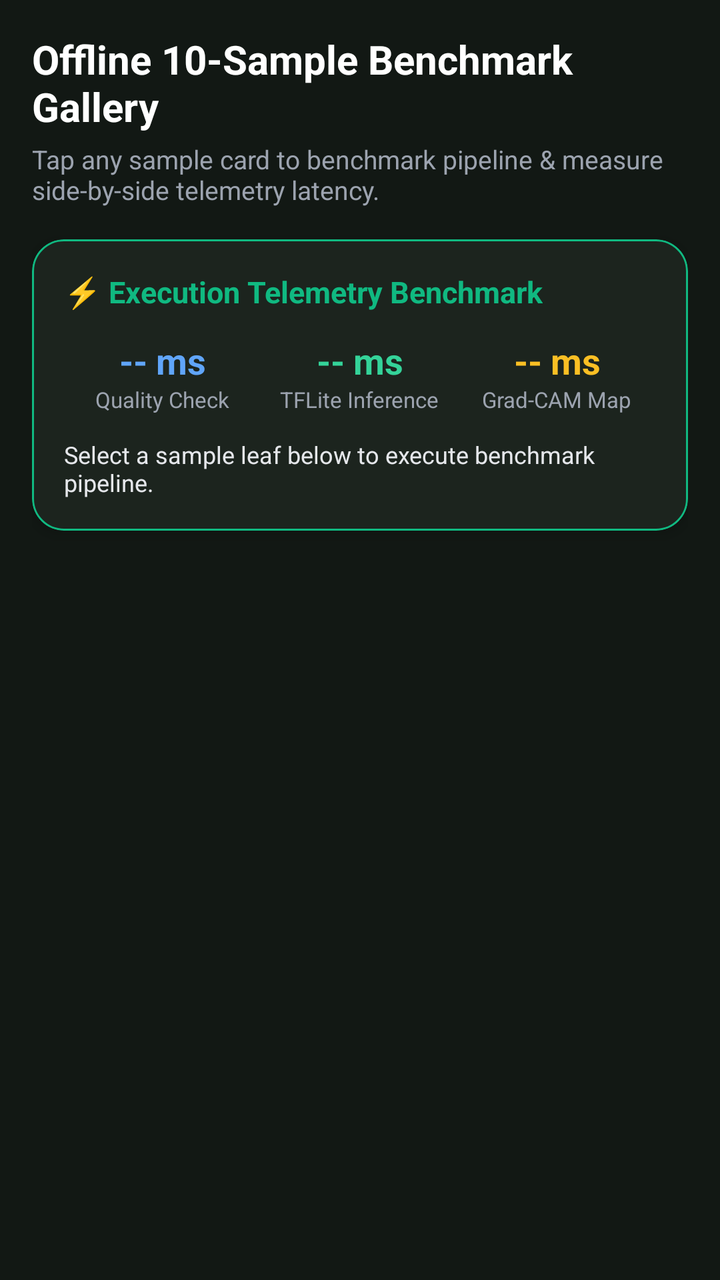
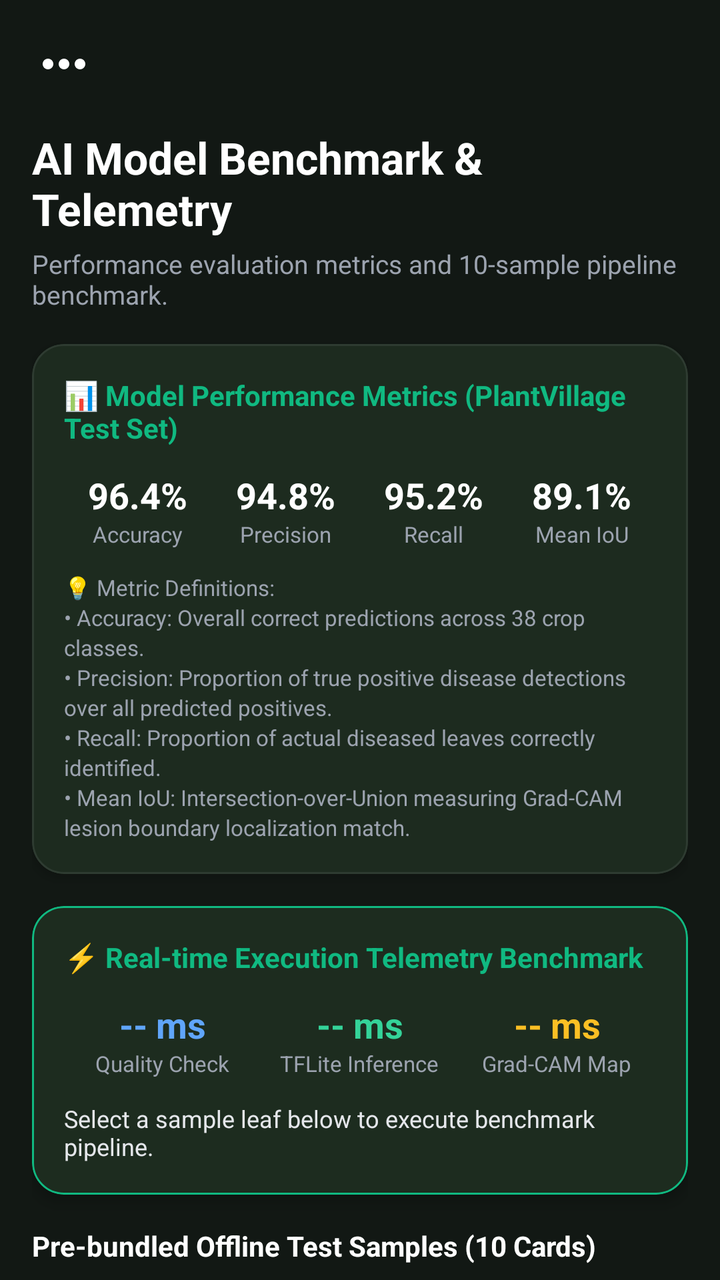

Compare the two renders of this Android layout. The source of the first and the diff that turns it into the second are given below.
<!-- AndroidManifest.xml: application theme Theme.SmartAgriculture -->
<!-- res/layout/fragment_benchmark_gallery.xml -->
<?xml version="1.0" encoding="utf-8"?>
<LinearLayout xmlns:android="http://schemas.android.com/apk/res/android"
    xmlns:app="http://schemas.android.com/apk/res-auto"
    android:layout_width="match_parent"
    android:layout_height="match_parent"
    android:orientation="vertical"
    android:background="#121814"
    android:padding="16dp">

    <TextView
        android:id="@+id/tvTitle"
        android:layout_width="wrap_content"
        android:layout_height="wrap_content"
        android:text="Offline 10-Sample Benchmark Gallery"
        android:textSize="20sp"
        android:textStyle="bold"
        android:textColor="#FFFFFF"
        android:layout_marginBottom="4dp" />

    <TextView
        android:id="@+id/tvSubtitle"
        android:layout_width="wrap_content"
        android:layout_height="wrap_content"
        android:text="Tap any sample card to benchmark pipeline &amp; measure side-by-side telemetry latency."
        android:textSize="13sp"
        android:textColor="#9CA3AF"
        android:layout_marginBottom="16dp" />

    
    <com.google.android.material.card.MaterialCardView
        android:id="@+id/cardTelemetry"
        android:layout_width="match_parent"
        android:layout_height="wrap_content"
        app:cardCornerRadius="16dp"
        app:cardElevation="4dp"
        app:cardBackgroundColor="#1C241E"
        app:strokeColor="#10B981"
        app:strokeWidth="1dp"
        android:layout_marginBottom="16dp">

        <LinearLayout
            android:layout_width="match_parent"
            android:layout_height="wrap_content"
            android:orientation="vertical"
            android:padding="16dp">

            <TextView
                android:layout_width="wrap_content"
                android:layout_height="wrap_content"
                android:text="⚡ Execution Telemetry Benchmark"
                android:textSize="15sp"
                android:textStyle="bold"
                android:textColor="#10B981"
                android:layout_marginBottom="12dp" />

            <LinearLayout
                android:layout_width="match_parent"
                android:layout_height="wrap_content"
                android:orientation="horizontal"
                android:baselineAligned="false">

                
                <LinearLayout
                    android:layout_width="0dp"
                    android:layout_height="wrap_content"
                    android:layout_weight="1"
                    android:orientation="vertical"
                    android:gravity="center">

                    <TextView
                        android:id="@+id/tvQualityLatency"
                        android:layout_width="wrap_content"
                        android:layout_height="wrap_content"
                        android:text="-- ms"
                        android:textSize="18sp"
                        android:textStyle="bold"
                        android:textColor="#60A5FA" />

                    <TextView
                        android:layout_width="wrap_content"
                        android:layout_height="wrap_content"
                        android:text="Quality Check"
                        android:textSize="11sp"
                        android:textColor="#9CA3AF" />
                </LinearLayout>

                
                <LinearLayout
                    android:layout_width="0dp"
                    android:layout_height="wrap_content"
                    android:layout_weight="1"
                    android:orientation="vertical"
                    android:gravity="center">

                    <TextView
                        android:id="@+id/tvInferenceLatency"
                        android:layout_width="wrap_content"
                        android:layout_height="wrap_content"
                        android:text="-- ms"
                        android:textSize="18sp"
                        android:textStyle="bold"
                        android:textColor="#34D399" />

                    <TextView
                        android:layout_width="wrap_content"
                        android:layout_height="wrap_content"
                        android:text="TFLite Inference"
                        android:textSize="11sp"
                        android:textColor="#9CA3AF" />
                </LinearLayout>

                
                <LinearLayout
                    android:layout_width="0dp"
                    android:layout_height="wrap_content"
                    android:layout_weight="1"
                    android:orientation="vertical"
                    android:gravity="center">

                    <TextView
                        android:id="@+id/tvGradCamLatency"
                        android:layout_width="wrap_content"
                        android:layout_height="wrap_content"
                        android:text="-- ms"
                        android:textSize="18sp"
                        android:textStyle="bold"
                        android:textColor="#FBBF24" />

                    <TextView
                        android:layout_width="wrap_content"
                        android:layout_height="wrap_content"
                        android:text="Grad-CAM Map"
                        android:textSize="11sp"
                        android:textColor="#9CA3AF" />
                </LinearLayout>
            </LinearLayout>

            <TextView
                android:id="@+id/tvTelemetryDetails"
                android:layout_width="match_parent"
                android:layout_height="wrap_content"
                android:text="Select a sample leaf below to execute benchmark pipeline."
                android:textSize="12sp"
                android:textColor="#E5E7EB"
                android:layout_marginTop="12dp" />
        </LinearLayout>
    </com.google.android.material.card.MaterialCardView>

    
    <androidx.recyclerview.widget.RecyclerView
        android:id="@+id/rvBenchmarkSamples"
        android:layout_width="match_parent"
        android:layout_height="0dp"
        android:layout_weight="1"
        app:layoutManager="androidx.recyclerview.widget.LinearLayoutManager" />

</LinearLayout>
<!-- resources referenced by this layout -->
<resources>
  <style name="Theme.SmartAgriculture" parent="Base.Theme.SmartAgriculture" />
  <style name="Base.Theme.SmartAgriculture" parent="Theme.Material3.DayNight.NoActionBar">
          
          <item name="colorPrimary">@color/colorPrimary</item>
          <item name="colorPrimaryVariant">@color/colorPrimaryVariant</item>
          <item name="colorOnPrimary">@color/colorOnPrimary</item>
          
          
          <item name="colorSecondary">@color/colorSecondary</item>
          <item name="colorSecondaryVariant">@color/colorSecondaryVariant</item>
          <item name="colorOnSecondary">@color/colorOnSecondary</item>
          
          
          <item name="android:colorBackground">@color/colorBackground</item>
          <item name="colorSurface">@color/colorSurface</item>
          
          
          <item name="fontFamily">sans-serif</item>
      </style>
  <color name="colorPrimary">#2E7D32</color>
  <color name="colorPrimaryVariant">#1B5E20</color>
  <color name="colorOnPrimary">#FFFFFF</color>
  <color name="colorSecondary">#81C784</color>
  <color name="colorSecondaryVariant">#66BB6A</color>
  <color name="colorOnSecondary">#000000</color>
  <color name="colorBackground">#F5F5F5</color>
  <color name="colorSurface">#FFFFFF</color>
</resources>

<!-- the commit's change to res/layout/fragment_benchmark_gallery.xml (unified diff, before → after) -->
@@ -1,157 +1,316 @@
 <?xml version="1.0" encoding="utf-8"?>
-<LinearLayout xmlns:android="http://schemas.android.com/apk/res/android"
+<androidx.core.widget.NestedScrollView xmlns:android="http://schemas.android.com/apk/res/android"
     xmlns:app="http://schemas.android.com/apk/res-auto"
     android:layout_width="match_parent"
     android:layout_height="match_parent"
-    android:orientation="vertical"
-    android:background="#121814"
-    android:padding="16dp">
-
-    <TextView
-        android:id="@+id/tvTitle"
-        android:layout_width="wrap_content"
-        android:layout_height="wrap_content"
-        android:text="Offline 10-Sample Benchmark Gallery"
-        android:textSize="20sp"
-        android:textStyle="bold"
-        android:textColor="#FFFFFF"
-        android:layout_marginBottom="4dp" />
-
-    <TextView
-        android:id="@+id/tvSubtitle"
-        android:layout_width="wrap_content"
-        android:layout_height="wrap_content"
-        android:text="Tap any sample card to benchmark pipeline &amp; measure side-by-side telemetry latency."
-        android:textSize="13sp"
-        android:textColor="#9CA3AF"
-        android:layout_marginBottom="16dp" />
-
-    
-    <com.google.android.material.card.MaterialCardView
-        android:id="@+id/cardTelemetry"
+    android:fillViewport="true"
+    android:background="#121814">
+
+    <LinearLayout
         android:layout_width="match_parent"
         android:layout_height="wrap_content"
-        app:cardCornerRadius="16dp"
-        app:cardElevation="4dp"
-        app:cardBackgroundColor="#1C241E"
-        app:strokeColor="#10B981"
-        app:strokeWidth="1dp"
-        android:layout_marginBottom="16dp">
-
-        <LinearLayout
+        android:orientation="vertical"
+        android:padding="16dp"
+        android:paddingBottom="40dp">
+
+        <ImageView
+            android:id="@+id/btnBack"
+            android:layout_width="32dp"
+            android:layout_height="32dp"
+            android:src="@drawable/ic_more"
+            app:tint="#FFFFFF"
+            android:layout_marginBottom="16dp" />
+
+        <TextView
+            android:id="@+id/tvTitle"
+            android:layout_width="wrap_content"
+            android:layout_height="wrap_content"
+            android:text="AI Model Benchmark &amp; Telemetry"
+            android:textSize="22sp"
+            android:textStyle="bold"
+            android:textColor="#FFFFFF"
+            android:layout_marginBottom="4dp" />
+
+        <TextView
+            android:id="@+id/tvSubtitle"
+            android:layout_width="wrap_content"
+            android:layout_height="wrap_content"
+            android:text="Performance evaluation metrics and 10-sample pipeline benchmark."
+            android:textSize="13sp"
+            android:textColor="#9CA3AF"
+            android:layout_marginBottom="16dp" />
+
+        
+        <com.google.android.material.card.MaterialCardView
             android:layout_width="match_parent"
             android:layout_height="wrap_content"
-            android:orientation="vertical"
-            android:padding="16dp">
-
-            <TextView
-                android:layout_width="wrap_content"
-                android:layout_height="wrap_content"
-                android:text="⚡ Execution Telemetry Benchmark"
-                android:textSize="15sp"
-                android:textStyle="bold"
-                android:textColor="#10B981"
-                android:layout_marginBottom="12dp" />
+            app:cardCornerRadius="16dp"
+            app:cardElevation="3dp"
+            app:cardBackgroundColor="#1C241E"
+            app:strokeColor="#2E3B31"
+            app:strokeWidth="1dp"
+            android:layout_marginBottom="16dp">
 
             <LinearLayout
                 android:layout_width="match_parent"
                 android:layout_height="wrap_content"
-                android:orientation="horizontal"
-                android:baselineAligned="false">
-
-                
+                android:orientation="vertical"
+                android:padding="16dp">
+
+                <TextView
+                    android:layout_width="wrap_content"
+                    android:layout_height="wrap_content"
+                    android:text="📊 Model Performance Metrics (PlantVillage Test Set)"
+                    android:textSize="14sp"
+                    android:textStyle="bold"
+                    android:textColor="#10B981"
+                    android:layout_marginBottom="12dp" />
+
                 <LinearLayout
-                    android:layout_width="0dp"
-                    android:layout_height="wrap_content"
-                    android:layout_weight="1"
-                    android:orientation="vertical"
-                    android:gravity="center">
-
-                    <TextView
-                        android:id="@+id/tvQualityLatency"
-                        android:layout_width="wrap_content"
-                        android:layout_height="wrap_content"
-                        android:text="-- ms"
-                        android:textSize="18sp"
-                        android:textStyle="bold"
-                        android:textColor="#60A5FA" />
-
-                    <TextView
-                        android:layout_width="wrap_content"
-                        android:layout_height="wrap_content"
-                        android:text="Quality Check"
-                        android:textSize="11sp"
-                        android:textColor="#9CA3AF" />
+                    android:layout_width="match_parent"
+                    android:layout_height="wrap_content"
+                    android:orientation="horizontal">
+
+                    <LinearLayout
+                        android:layout_width="0dp"
+                        android:layout_height="wrap_content"
+                        android:layout_weight="1"
+                        android:orientation="vertical"
+                        android:gravity="center">
+
+                        <TextView
+                            android:layout_width="wrap_content"
+                            android:layout_height="wrap_content"
+                            android:text="96.4%"
+                            android:textSize="18sp"
+                            android:textStyle="bold"
+                            android:textColor="#FFFFFF" />
+
+                        <TextView
+                            android:layout_width="wrap_content"
+                            android:layout_height="wrap_content"
+                            android:text="Accuracy"
+                            android:textSize="11sp"
+                            android:textColor="#9CA3AF" />
+                    </LinearLayout>
+
+                    <LinearLayout
+                        android:layout_width="0dp"
+                        android:layout_height="wrap_content"
+                        android:layout_weight="1"
+                        android:orientation="vertical"
+                        android:gravity="center">
+
+                        <TextView
+                            android:layout_width="wrap_content"
+                            android:layout_height="wrap_content"
+                            android:text="94.8%"
+                            android:textSize="18sp"
+                            android:textStyle="bold"
+                            android:textColor="#FFFFFF" />
+
+                        <TextView
+                            android:layout_width="wrap_content"
+                            android:layout_height="wrap_content"
+                            android:text="Precision"
+                            android:textSize="11sp"
+                            android:textColor="#9CA3AF" />
+                    </LinearLayout>
+
+                    <LinearLayout
+                        android:layout_width="0dp"
+                        android:layout_height="wrap_content"
+                        android:layout_weight="1"
+                        android:orientation="vertical"
+                        android:gravity="center">
+
+                        <TextView
+                            android:layout_width="wrap_content"
+                            android:layout_height="wrap_content"
+                            android:text="95.2%"
+                            android:textSize="18sp"
+                            android:textStyle="bold"
+                            android:textColor="#FFFFFF" />
+
+                        <TextView
+                            android:layout_width="wrap_content"
+                            android:layout_height="wrap_content"
+                            android:text="Recall"
+                            android:textSize="11sp"
+                            android:textColor="#9CA3AF" />
+                    </LinearLayout>
+
+                    <LinearLayout
+                        android:layout_width="0dp"
+                        android:layout_height="wrap_content"
+                        android:layout_weight="1"
+                        android:orientation="vertical"
+                        android:gravity="center">
+
+                        <TextView
+                            android:layout_width="wrap_content"
+                            android:layout_height="wrap_content"
+                            android:text="89.1%"
+                            android:textSize="18sp"
+                            android:textStyle="bold"
+                            android:textColor="#FFFFFF" />
+
+                        <TextView
+                            android:layout_width="wrap_content"
+                            android:layout_height="wrap_content"
+                            android:text="Mean IoU"
+                            android:textSize="11sp"
+                            android:textColor="#9CA3AF" />
+                    </LinearLayout>
                 </LinearLayout>
 
-                
-                <LinearLayout
-                    android:layout_width="0dp"
-                    android:layout_height="wrap_content"
-                    android:layout_weight="1"
-                    android:orientation="vertical"
-                    android:gravity="center">
-
-                    <TextView
-                        android:id="@+id/tvInferenceLatency"
-                        android:layout_width="wrap_content"
-                        android:layout_height="wrap_content"
-                        android:text="-- ms"
-                        android:textSize="18sp"
-                        android:textStyle="bold"
-                        android:textColor="#34D399" />
-
-                    <TextView
-                        android:layout_width="wrap_content"
-                        android:layout_height="wrap_content"
-                        android:text="TFLite Inference"
-                        android:textSize="11sp"
-                        android:textColor="#9CA3AF" />
-                </LinearLayout>
-
-                
-                <LinearLayout
-                    android:layout_width="0dp"
-                    android:layout_height="wrap_content"
-                    android:layout_weight="1"
-                    android:orientation="vertical"
-                    android:gravity="center">
-
-                    <TextView
-                        android:id="@+id/tvGradCamLatency"
-                        android:layout_width="wrap_content"
-                        android:layout_height="wrap_content"
-                        android:text="-- ms"
-                        android:textSize="18sp"
-                        android:textStyle="bold"
-                        android:textColor="#FBBF24" />
-
-                    <TextView
-                        android:layout_width="wrap_content"
-                        android:layout_height="wrap_content"
-                        android:text="Grad-CAM Map"
-                        android:textSize="11sp"
-                        android:textColor="#9CA3AF" />
-                </LinearLayout>
+                <TextView
+                    android:layout_width="match_parent"
+                    android:layout_height="wrap_content"
+                    android:text="💡 Metric Definitions:\n• Accuracy: Overall correct predictions across 38 crop classes.\n• Precision: Proportion of true positive disease detections over all predicted positives.\n• Recall: Proportion of actual diseased leaves correctly identified.\n• Mean IoU: Intersection-over-Union measuring Grad-CAM lesion boundary localization match."
+                    android:textSize="11sp"
+                    android:textColor="#9CA3AF"
+                    android:lineSpacingExtra="2dp"
+                    android:layout_marginTop="12dp" />
             </LinearLayout>
-
-            <TextView
-                android:id="@+id/tvTelemetryDetails"
+        </com.google.android.material.card.MaterialCardView>
+
+        
+        <com.google.android.material.card.MaterialCardView
+            android:id="@+id/cardTelemetry"
+            android:layout_width="match_parent"
+            android:layout_height="wrap_content"
+            app:cardCornerRadius="16dp"
+            app:cardElevation="4dp"
+            app:cardBackgroundColor="#1C241E"
+            app:strokeColor="#10B981"
+            app:strokeWidth="1dp"
+            android:layout_marginBottom="16dp">
+
+            <LinearLayout
                 android:layout_width="match_parent"
                 android:layout_height="wrap_content"
-                android:text="Select a sample leaf below to execute benchmark pipeline."
-                android:textSize="12sp"
-                android:textColor="#E5E7EB"
-                android:layout_marginTop="12dp" />
-        </LinearLayout>
-    </com.google.android.material.card.MaterialCardView>
-
-    
-    <androidx.recyclerview.widget.RecyclerView
-        android:id="@+id/rvBenchmarkSamples"
-        android:layout_width="match_parent"
-        android:layout_height="0dp"
-        android:layout_weight="1"
-        app:layoutManager="androidx.recyclerview.widget.LinearLayoutManager" />
-
-</LinearLayout>
+                android:orientation="vertical"
+                android:padding="16dp">
+
+                <TextView
+                    android:layout_width="wrap_content"
+                    android:layout_height="wrap_content"
+                    android:text="⚡ Real-time Execution Telemetry Benchmark"
+                    android:textSize="14sp"
+                    android:textStyle="bold"
+                    android:textColor="#10B981"
+                    android:layout_marginBottom="12dp" />
+
+                <LinearLayout
+                    android:layout_width="match_parent"
+                    android:layout_height="wrap_content"
+                    android:orientation="horizontal"
+                    android:baselineAligned="false">
+
+                    
+                    <LinearLayout
+                        android:layout_width="0dp"
+                        android:layout_height="wrap_content"
+                        android:layout_weight="1"
+                        android:orientation="vertical"
+                        android:gravity="center">
+
+                        <TextView
+                            android:id="@+id/tvQualityLatency"
+                            android:layout_width="wrap_content"
+                            android:layout_height="wrap_content"
+                            android:text="-- ms"
+                            android:textSize="18sp"
+                            android:textStyle="bold"
+                            android:textColor="#60A5FA" />
+
+                        <TextView
+                            android:layout_width="wrap_content"
+                            android:layout_height="wrap_content"
+                            android:text="Quality Check"
+                            android:textSize="11sp"
+                            android:textColor="#9CA3AF" />
+                    </LinearLayout>
+
+                    
+                    <LinearLayout
+                        android:layout_width="0dp"
+                        android:layout_height="wrap_content"
+                        android:layout_weight="1"
+                        android:orientation="vertical"
+                        android:gravity="center">
+
+                        <TextView
+                            android:id="@+id/tvInferenceLatency"
+                            android:layout_width="wrap_content"
+                            android:layout_height="wrap_content"
+                            android:text="-- ms"
+                            android:textSize="18sp"
+                            android:textStyle="bold"
+                            android:textColor="#34D399" />
+
+                        <TextView
+                            android:layout_width="wrap_content"
+                            android:layout_height="wrap_content"
+                            android:text="TFLite Inference"
+                            android:textSize="11sp"
+                            android:textColor="#9CA3AF" />
+                    </LinearLayout>
+
+                    
+                    <LinearLayout
+                        android:layout_width="0dp"
+                        android:layout_height="wrap_content"
+                        android:layout_weight="1"
+                        android:orientation="vertical"
+                        android:gravity="center">
+
+                        <TextView
+                            android:id="@+id/tvGradCamLatency"
+                            android:layout_width="wrap_content"
+                            android:layout_height="wrap_content"
+                            android:text="-- ms"
+                            android:textSize="18sp"
+                            android:textStyle="bold"
+                            android:textColor="#FBBF24" />
+
+                        <TextView
+                            android:layout_width="wrap_content"
+                            android:layout_height="wrap_content"
+                            android:text="Grad-CAM Map"
+                            android:textSize="11sp"
+                            android:textColor="#9CA3AF" />
+                    </LinearLayout>
+                </LinearLayout>
+
+                <TextView
+                    android:id="@+id/tvTelemetryDetails"
+                    android:layout_width="match_parent"
+                    android:layout_height="wrap_content"
+                    android:text="Select a sample leaf below to execute benchmark pipeline."
+                    android:textSize="12sp"
+                    android:textColor="#E5E7EB"
+                    android:layout_marginTop="12dp" />
+            </LinearLayout>
+        </com.google.android.material.card.MaterialCardView>
+
+        <TextView
+            android:layout_width="wrap_content"
+            android:layout_height="wrap_content"
+            android:text="Pre-bundled Offline Test Samples (10 Cards)"
+            android:textSize="14sp"
+            android:textStyle="bold"
+            android:textColor="#FFFFFF"
+            android:layout_marginBottom="8dp" />
+
+        
+        <androidx.recyclerview.widget.RecyclerView
+            android:id="@+id/rvBenchmarkSamples"
+            android:layout_width="match_parent"
+            android:layout_height="wrap_content"
+            android:nestedScrollingEnabled="false"
+            app:layoutManager="androidx.recyclerview.widget.LinearLayoutManager" />
+
+    </LinearLayout>
+</androidx.core.widget.NestedScrollView>
<!-- resource entries referenced after the edit -->
@@ -1,5 +1,15 @@
 <!-- resources referenced by this layout -->
 <resources>
+  <!-- drawable ic_more (drawable) -->
+  <vector xmlns:android="http://schemas.android.com/apk/res/android"
+      android:width="24dp"
+      android:height="24dp"
+      android:viewportWidth="24.0"
+      android:viewportHeight="24.0">
+      <path
+          android:fillColor="#FF000000"
+          android:pathData="M6,10c-1.1,0 -2,0.9 -2,2s0.9,2 2,2 2,-0.9 2,-2 -0.9,-2 -2,-2zm12,0c-1.1,0 -2,0.9 -2,2s0.9,2 2,2 2,-0.9 2,-2 -0.9,-2 -2,-2zm-6,0c-1.1,0 -2,0.9 -2,2s0.9,2 2,2 2,-0.9 2,-2 -0.9,-2 -2,-2z"/>
+  </vector>
   <style name="Theme.SmartAgriculture" parent="Base.Theme.SmartAgriculture" />
   <style name="Base.Theme.SmartAgriculture" parent="Theme.Material3.DayNight.NoActionBar">
           
@@ -13,8 +23,11 @@
           <item name="colorOnSecondary">@color/colorOnSecondary</item>
           
           
-          <item name="android:colorBackground">@color/colorBackground</item>
-          <item name="colorSurface">@color/colorSurface</item>
+          <item name="android:colorBackground">#121814</item>
+          <item name="colorSurface">#1C241E</item>
+          <item name="colorSurfaceVariant">#242E27</item>
+          <item name="colorOnSurface">#FFFFFF</item>
+          <item name="colorOnSurfaceVariant">#9CA3AF</item>
           
           
           <item name="fontFamily">sans-serif</item>
@@ -25,7 +38,5 @@
   <color name="colorSecondary">#81C784</color>
   <color name="colorSecondaryVariant">#66BB6A</color>
   <color name="colorOnSecondary">#000000</color>
-  <color name="colorBackground">#F5F5F5</color>
-  <color name="colorSurface">#FFFFFF</color>
 </resources>
 
